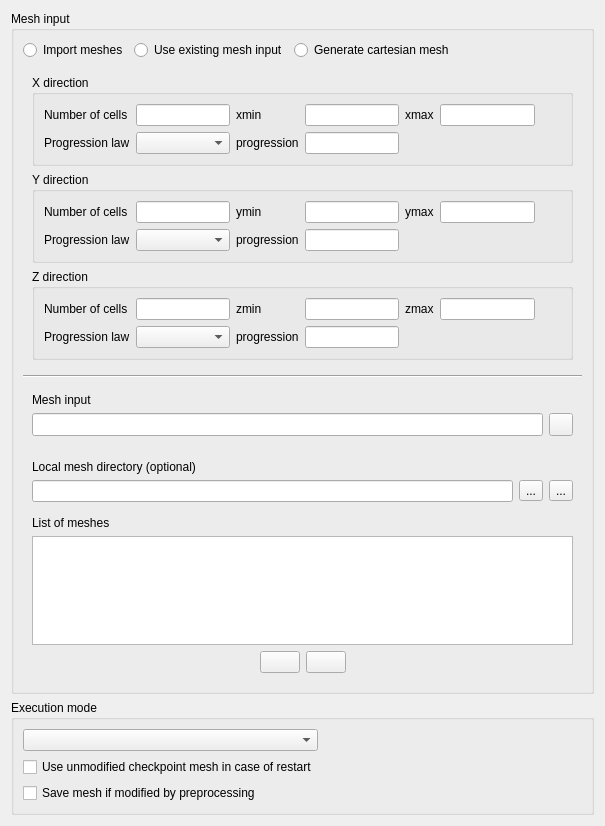
The window that python/code_saturne/gui/case/SolutionDomainForm.ui (code-saturne/code_saturne) describes before a commit, drawn with Qt 5.
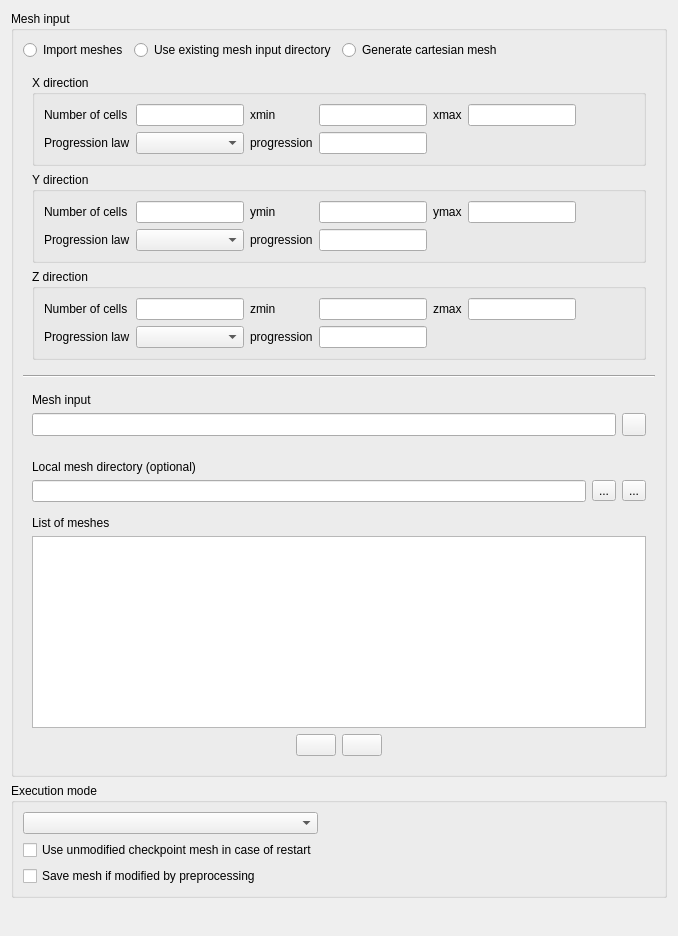
The same window after the commit. Icons and pictures are not drawn.

Commit message: [GUI] Rename mesh_input to mesh_input directory

Diff of the .ui file:
```diff
--- a/python/code_saturne/gui/case/SolutionDomainForm.ui
+++ b/python/code_saturne/gui/case/SolutionDomainForm.ui
@@ -6,8 +6,8 @@
    <rect>
     <x>0</x>
     <y>0</y>
-    <width>605</width>
-    <height>826</height>
+    <width>678</width>
+    <height>936</height>
    </rect>
   </property>
   <property name="sizePolicy">
@@ -120,7 +120,7 @@
              <string>&lt;html&gt;&lt;head/&gt;&lt;body&gt;&lt;p&gt;&lt;span style=&quot; font-size:9pt;&quot;&gt;Use mesh output from the Preprocessor or from a previous run.&lt;/span&gt;&lt;/p&gt;&lt;/body&gt;&lt;/html&gt;</string>
             </property>
             <property name="text">
-             <string>Use existing mesh input</string>
+             <string>Use existing mesh input directory</string>
             </property>
            </widget>
           </item>
```
